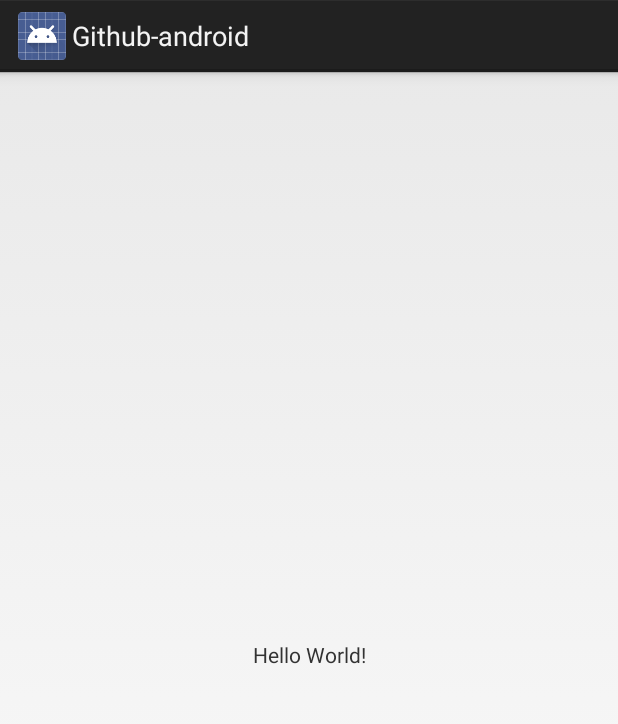
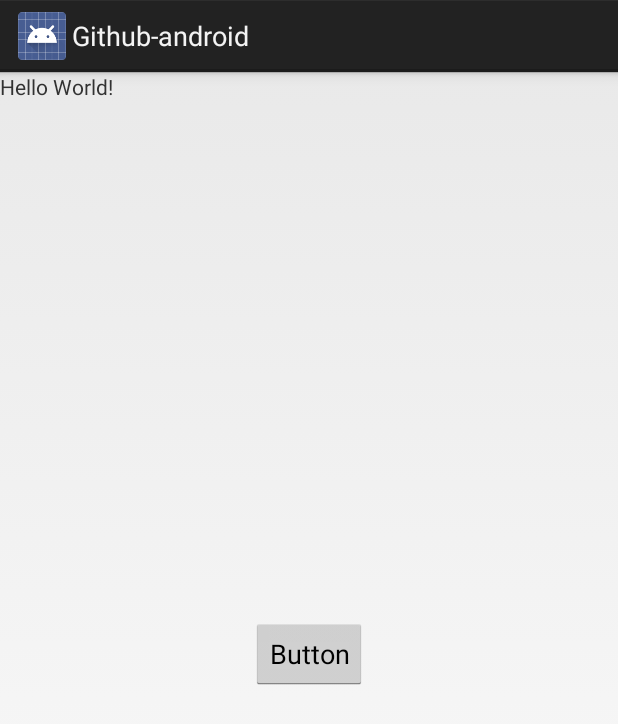
Before and after one commit to laandra/Github-android, an Android app: the screen it shows after launch (MainActivity), on a phone screen of 412 x 824 dp. Shown: the top 724 px of the screen. Run offline under Robolectric (Android 15) with nearby library versions, the phone set to English and light mode, and no system bars.

Commit message:
Button, relative layout

```diff
--- a/app/src/main/res/layout/activity_main.xml
+++ b/app/src/main/res/layout/activity_main.xml
@@ -1,5 +1,5 @@
 <?xml version="1.0" encoding="utf-8"?>
-<android.support.constraint.ConstraintLayout xmlns:android="http://schemas.android.com/apk/res/android"
+<RelativeLayout xmlns:android="http://schemas.android.com/apk/res/android"
     xmlns:app="http://schemas.android.com/apk/res-auto"
     xmlns:tools="http://schemas.android.com/tools"
     android:layout_width="match_parent"
@@ -15,4 +15,12 @@
         app:layout_constraintRight_toRightOf="parent"
         app:layout_constraintTop_toTopOf="parent" />
 
-</android.support.constraint.ConstraintLayout>
+    <Button
+        android:id="@+id/button"
+        android:layout_width="wrap_content"
+        android:layout_height="wrap_content"
+        android:layout_centerHorizontal="true"
+        android:layout_centerVertical="true"
+        android:text="Button" />
+
+</RelativeLayout>
```
